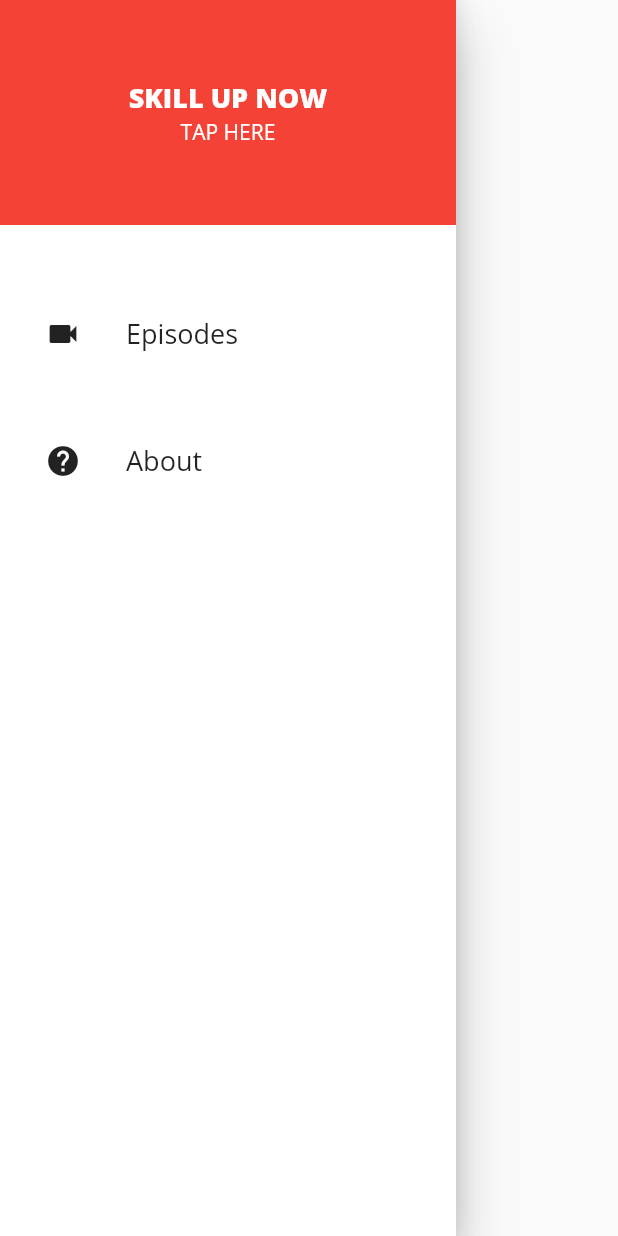
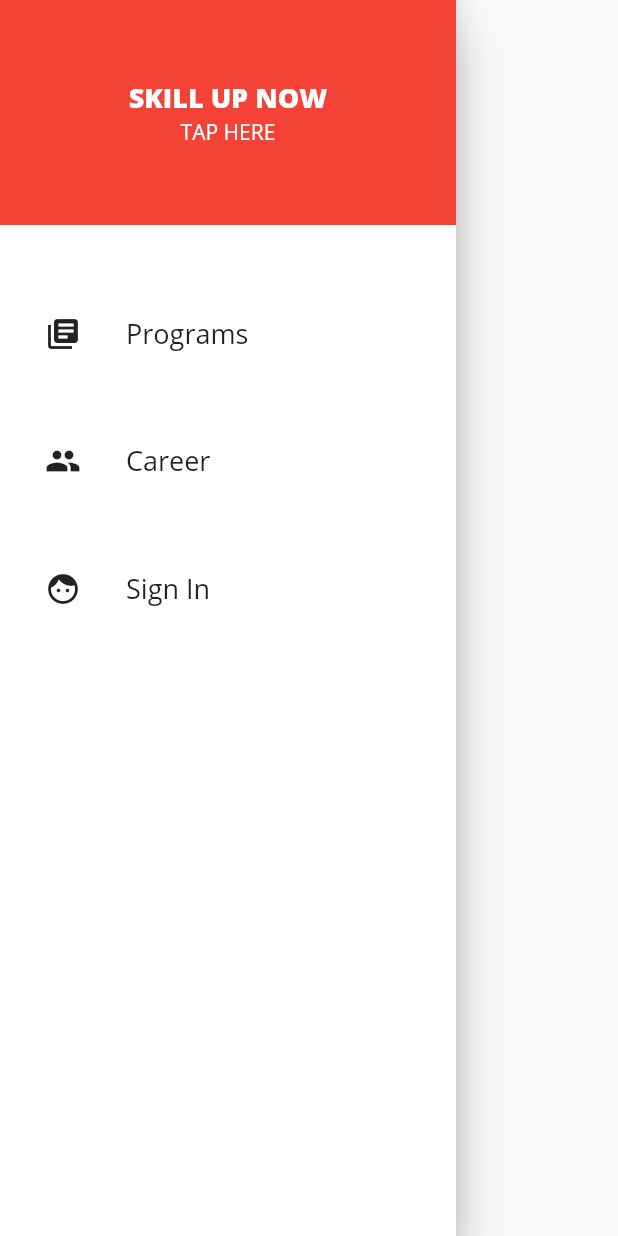
Before and after one commit to vikrantsingh123/flutter_web, a Flutter app: the NavigationDrawer widget shown alone on an empty page, opened directly, on a phone screen of 412 x 824 dp. Run offline on Flutter 3.47's test engine with Material 2 defaults, Android fonts, the light colour scheme and no system bars; our stand-ins replace responsive_builder.

Commit message:
nav items edited

```diff
--- a/lib/widgets/navigation_drawer/navigation_drawer.dart
+++ b/lib/widgets/navigation_drawer/navigation_drawer.dart
@@ -14,8 +14,9 @@ class NavigationDrawer extends StatelessWidget {
             boxShadow: [BoxShadow(color: Colors.black12, blurRadius: 16)]),
         child: Column(children: <Widget>[
           NavigationDrawerHeader(),
-          DrawerItem(title: 'Episodes', icon: Icons.videocam),
-          DrawerItem(title: 'About', icon: Icons.help)
+          DrawerItem(title: 'Programs', icon: Icons.library_books),
+          DrawerItem(title: 'Career', icon: Icons.group),
+          DrawerItem(title: 'Sign In', icon: Icons.face)
         ]),
       ),
     );
```
